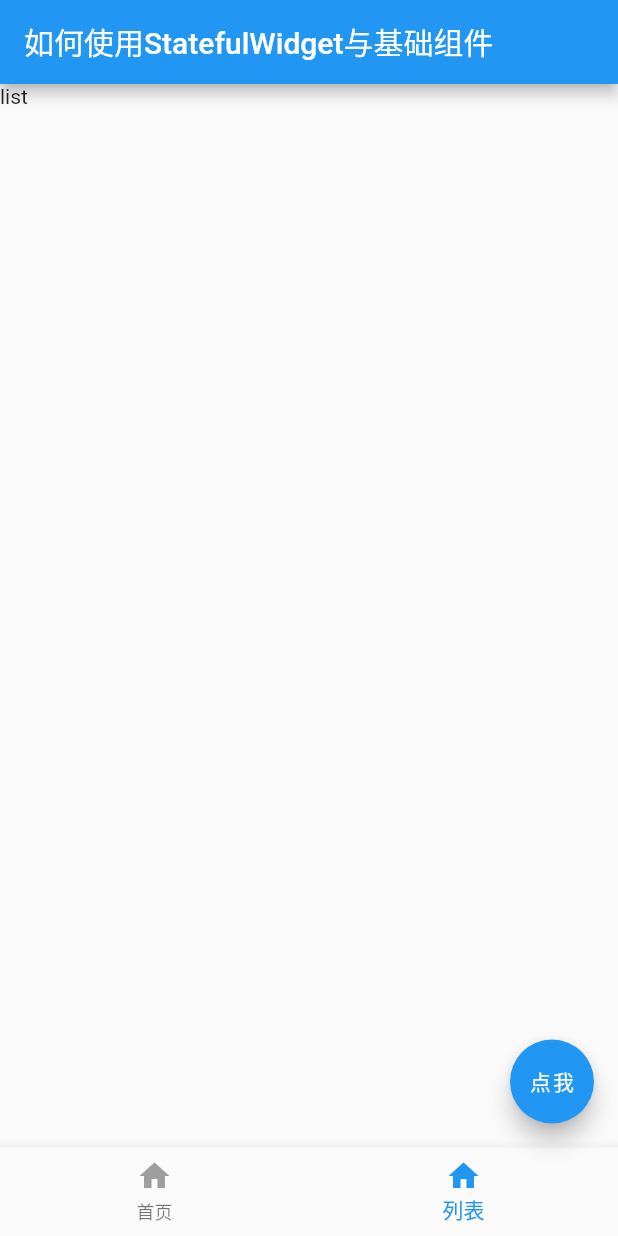
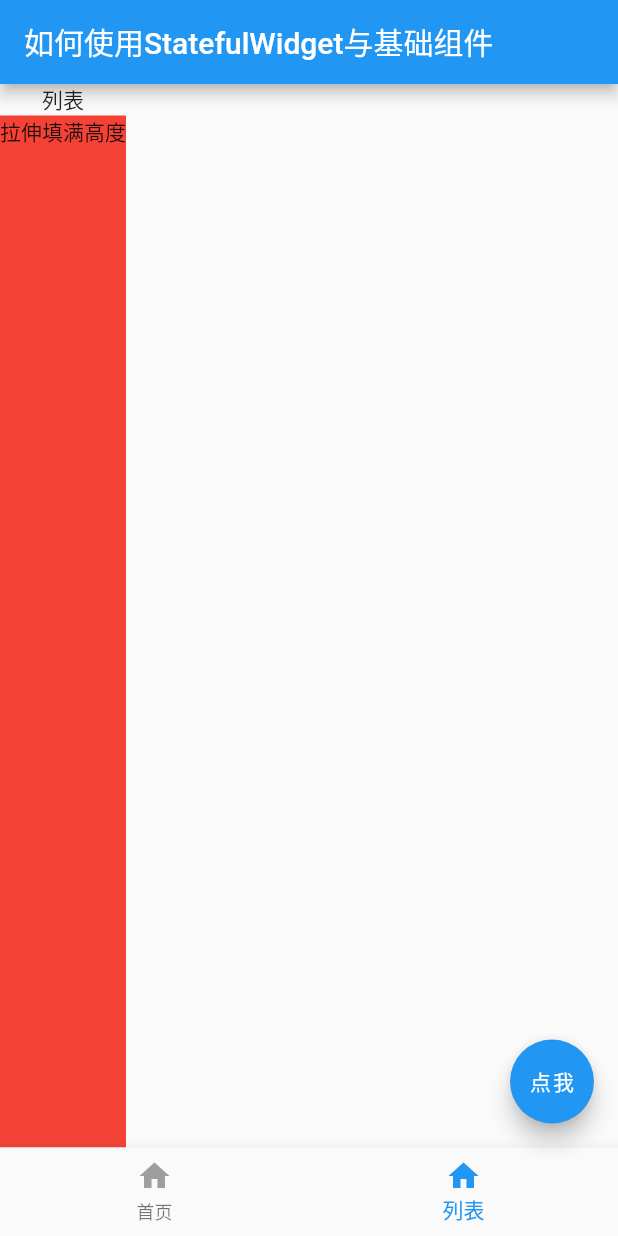
Before and after one commit to websmallrabbit/my_flutter_learn, a Flutter app: the screen it shows after launch, item 2 of the bottom bar chosen, on a phone screen of 412 x 824 dp. Run offline on Flutter 3.47's test engine with Material 2 defaults, Android fonts, the phone set to English and light mode, and no system bars; network calls fail.

```diff
--- a/lib/widget/statefull_group_page.dart
+++ b/lib/widget/statefull_group_page.dart
@@ -61,6 +61,34 @@ class _StateFullGroupState extends State<StateFullGroup> {
                               avatar: Icon(Icons.photo),
                               label: Text('StatelessWidget与基础组件'),
                             ),
+                            Row(
+                              children: <Widget>[
+                                ClipOval(
+                                  child: SizedBox(
+                                    child: Image.network(
+                                      'https://img2.sycdn.imooc.com/szimg/5c7e6835087ef3d806000338-360-202.jpg',
+                                      width: 100,
+                                      height: 100,
+                                    ),
+                                  ),
+                                )
+                              ],
+                            ),
+                            Padding(
+                              padding: EdgeInsets.all(10),
+                              child: ClipRRect(
+                                borderRadius:
+                                    BorderRadius.all(Radius.circular(10)),
+                                child: Opacity(
+                                  opacity: 0.6,
+                                  child: Image.network(
+                                    'https://img2.sycdn.imooc.com/szimg/5c7e6835087ef3d806000338-360-202.jpg',
+                                    width: 100,
+                                    height: 100,
+                                  ),
+                                ),
+                              ),
+                            ),
                             Divider(
                               height: 10,
                               indent: 10,
@@ -89,15 +117,53 @@ class _StateFullGroupState extends State<StateFullGroup> {
                             ),
                             TextField(
                               decoration: InputDecoration(
-                                contentPadding: EdgeInsets.fromLTRB(5, 0, 0, 0),
+                                  contentPadding:
+                                      EdgeInsets.fromLTRB(5, 0, 0, 0),
                                   hintText: '请输入',
-                                hintStyle: TextStyle(fontSize: 15)
+                                  hintStyle: TextStyle(fontSize: 15)),
                             ),
+                            Column(
+                              children: <Widget>[
+                                FractionallySizedBox(
+                                  widthFactor: 1,
+                                  child: Container(
+                                    decoration: BoxDecoration(
+                                        color: Colors.greenAccent),
+                                    child: Text('宽度撑满'),
+                                  ),
+                                )
+                              ],
+                            ),
+                            Stack(
+                              children: <Widget>[
+                                Image.network(
+                                  'https://img2.sycdn.imooc.com/szimg/5c7e6835087ef3d806000338-360-202.jpg',
+                                ),
+                                Positioned(
+                                  left: 0,
+                                  bottom: 0,
+                                  child: Image.network(
+                                    'https://img2.sycdn.imooc.com/szimg/5c7e6835087ef3d806000338-360-202.jpg',
+                                    width: 36,
+                                    height: 36,
+                                  ),
+                                ),
+                              ],
+                            ),
+                            Wrap(
+                              spacing: 8, // 水平间距
+                              runSpacing: 6, // 垂直间距
+                              children: <Widget>[_chip('Flutter')],
                             ),
                             Container(
                                 height: 100,
-                              margin: EdgeInsets.only(top: 10),
-                              decoration: BoxDecoration(color: Colors.lightBlueAccent),
+                                margin: EdgeInsets.all(10),
+                                decoration: BoxDecoration(
+                                    color: Colors.lightBlueAccent),
+                                child: PhysicalModel(
+                                  color: Colors.transparent,
+                                  borderRadius: BorderRadius.circular(6),
+                                  clipBehavior: Clip.antiAlias,
                                   child: PageView(
                                     children: <Widget>[
                                       _item('page1', Colors.deepPurple),
@@ -105,7 +171,7 @@ class _StateFullGroupState extends State<StateFullGroup> {
                                       _item('page3', Colors.orange),
                                     ],
                                   ),
-                            )
+                                ))
                           ],
                         ),
                       )
@@ -113,7 +179,19 @@ class _StateFullGroupState extends State<StateFullGroup> {
                   ),
                   onRefresh: _handleRefresh,
                 )
-              : Text('list')),
+              : Column(
+                  children: <Widget>[
+                    Text('列表'),
+                    Expanded(
+                      child: Container(
+                        decoration: BoxDecoration(
+                          color: Colors.red,
+                        ),
+                        child: Text('拉伸填满高度'),
+                      ),
+                    )
+                  ],
+                )),
     );
   }
 
@@ -126,7 +204,23 @@ class _StateFullGroupState extends State<StateFullGroup> {
     return Container(
       alignment: Alignment.center,
       decoration: BoxDecoration(color: color),
-      child: Text(title, style: TextStyle(fontSize: 22, color: Colors.white),),
+      child: Text(
+        title,
+        style: TextStyle(fontSize: 22, color: Colors.white),
+      ),
+    );
+  }
+
+  _chip(String label) {
+    return Chip(
+      label: Text(label),
+      avatar: CircleAvatar(
+        backgroundColor: Colors.blue.shade900,
+        child: Text(
+          label.substring(0, 1),
+          style: textStyle,
+        ),
+      ),
     );
   }
 }
```
Also changed, not shown: lib/widget/less_group_page.dart (+14 -0 lines). Lines whose indentation alone changed are shown as unchanged.
